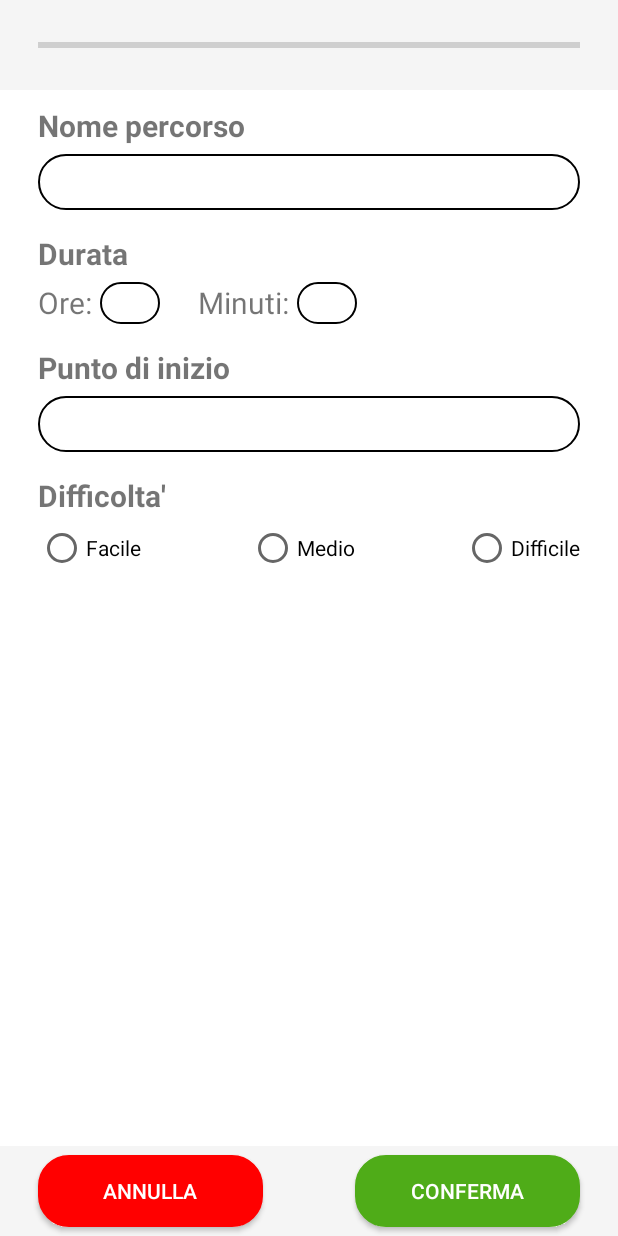
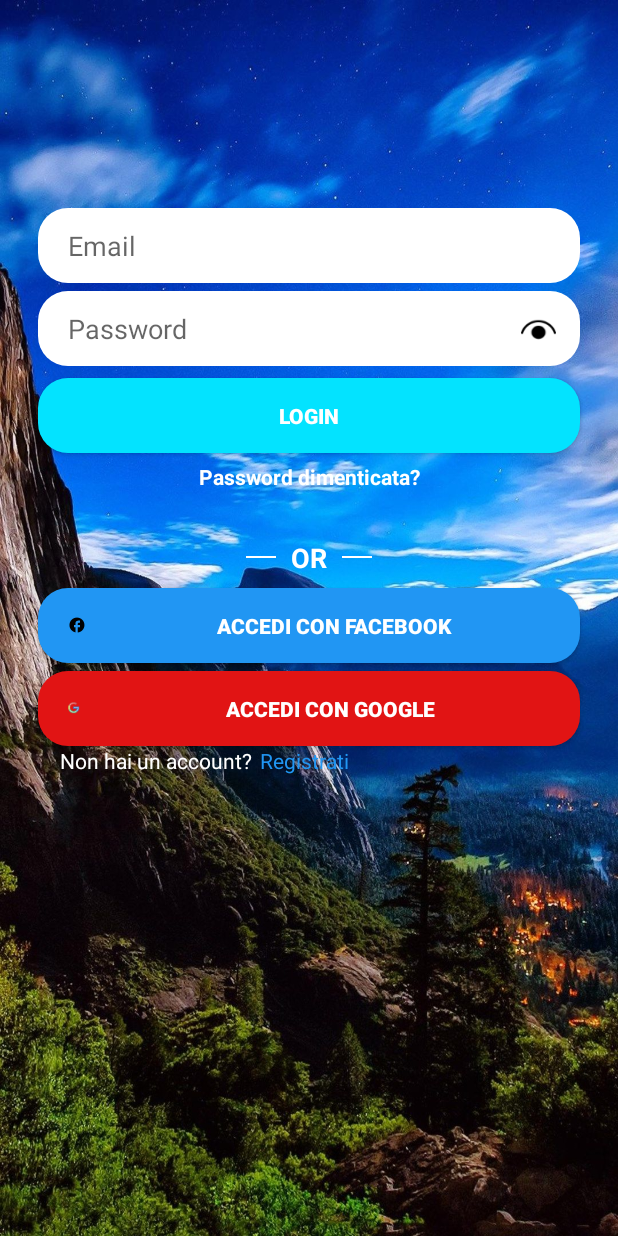
Before and after one commit to Franck024/INGSW_NaTour21, an Android app: the screen it shows after launch (MainActivity before the commit, ControllerLogin after it), on a phone screen of 412 x 824 dp. Run offline under Robolectric (Android 15) with nearby library versions, the phone set to English and light mode, and no system bars; libraries missing offline, so code that uses them is left out: com.amplifyframework, com.amplifyframework.auth, com.amplifyframework.rx; 2 statements that could not run were skipped.

Commit message:
Collegamento tra frame e aggiunta effetti grafici
-Collegati i frame login, registrazione e recupero password
- Creato ControllerLogin
-Creato ControllerRegistrazione
-Creato ControllerPasswordDimenticata
-Aggiunti effetti grafici all'apertura del frame registrazione e login
-Aggiunti effetti grafici sul click dei bottoni e text
-Controlli sulla registrazione

```diff
--- a/3_CodiceSorgente/IngSW_NaTour21/app/src/main/AndroidManifest.xml
+++ b/3_CodiceSorgente/IngSW_NaTour21/app/src/main/AndroidManifest.xml
@@ -40,6 +40,10 @@
             </intent-filter>
         </activity>
 
+        <activity android:name=".ControllerLogin" />
+        <activity android:name=".ControllerRegistrazione" />
+        <activity android:name=".ControllerRecovery" />
+
     </application>
 
 </manifest>
--- /dev/null
+++ b/3_CodiceSorgente/IngSW_NaTour21/app/src/main/java/com/example/natour21/ControllerLogin.java
@@ -0,0 +1,90 @@
+package com.example.natour21;
+
+import android.content.Intent;
+import android.os.Bundle;
+import android.text.method.HideReturnsTransformationMethod;
+import android.text.method.PasswordTransformationMethod;
+import android.view.animation.Animation;
+import android.view.animation.AnimationUtils;
+import android.widget.Button;
+import android.widget.EditText;
+import android.widget.TextView;
+import androidx.appcompat.app.AppCompatActivity;
+
+public class ControllerLogin extends AppCompatActivity {
+    private EditText email, password;
+    private TextView registrazione, pass_dim, txt_reg;
+    private Button login, fb, google, eye;
+    private Animation anim_btn = null, anim_txtview = null;
+    private int counter=0, r;
+
+    @Override
+    protected void onCreate(Bundle savedInstanceState) {
+        super.onCreate(savedInstanceState);
+        setContentView(R.layout.frame_login);
+
+        email = findViewById(R.id.editTextUsername);
+        password = findViewById(R.id.editTextPassword);
+        registrazione = findViewById(R.id.textViewSignUp);
+        pass_dim = findViewById(R.id.textViewPasswordRecovery);
+        login = findViewById(R.id.buttonLogin);
+        fb = findViewById(R.id.btnFbLogin);
+        google = findViewById(R.id.btnGoogleLogin);
+        eye = findViewById(R.id.eye);
+        txt_reg = findViewById(R.id.textViewRegister);
+
+        anim_btn = AnimationUtils.loadAnimation(getApplicationContext(),R.anim.anim_bottone);
+        anim_txtview = AnimationUtils.loadAnimation(getApplicationContext(),R.anim.anim_textview);
+
+        animazioni();
+
+        eye.setOnClickListener(v -> {
+            counter++;
+            r= counter %2;
+            if(r !=0 ){
+                password.setTransformationMethod(HideReturnsTransformationMethod.getInstance());
+                eye.getBackground().setAlpha(50);
+            }else{
+                password.setTransformationMethod(PasswordTransformationMethod.getInstance());
+                eye.getBackground().setAlpha(200);
+            }
+        });
+
+        //Click TextView
+        email.setOnClickListener(v -> email.startAnimation(anim_txtview));
+        password.setOnClickListener(v -> password.startAnimation(anim_txtview));
+
+        //Click EditView
+        registrazione.setOnClickListener(view -> startActivity(new Intent(ControllerLogin.this, ControllerRegistrazione.class)));
+        pass_dim.setOnClickListener(view -> startActivity(new Intent(ControllerLogin.this, ControllerRecovery.class)));
+
+        //Click bottoni
+        login.setOnClickListener(v -> login.startAnimation(anim_btn));
+        fb.setOnClickListener(v -> fb.startAnimation(anim_btn));
+        google.setOnClickListener(v -> google.startAnimation(anim_btn));
+
+    }
+
+    private void animazioni(){
+        email.setTranslationX(1000);
+        email.animate().translationX(0).setDuration(800).setStartDelay(400).start();
+        password.setTranslationX(1000);
+        password.animate().translationX(0).setDuration(800).setStartDelay(600).start();
+        login.setTranslationX(1000);
+        login.animate().translationX(0).setDuration(800).setStartDelay(800).start();
+        pass_dim.setTranslationX(1000);
+        pass_dim.animate().translationX(0).setDuration(800).setStartDelay(1000).start();
+        eye.setTranslationX(1000);
+        eye.animate().translationX(0).setDuration(1000).setStartDelay(600).start();
+        fb.setTranslationY(1000);
+        fb.animate().translationY(0).setDuration(800).setStartDelay(400).start();
+        google.setTranslationY(1000);
+        google.animate().translationY(0).setDuration(800).setStartDelay(600).start();
+        txt_reg.setTranslationY(1000);
+        txt_reg.animate().translationY(0).setDuration(800).setStartDelay(800).start();
+        registrazione.setTranslationY(1000);
+        registrazione.animate().translationY(0).setDuration(800).setStartDelay(1000).start();
+
+    }
+
+}
--- a/3_CodiceSorgente/IngSW_NaTour21/app/src/main/java/com/example/natour21/MainActivity.java
+++ b/3_CodiceSorgente/IngSW_NaTour21/app/src/main/java/com/example/natour21/MainActivity.java
@@ -2,6 +2,7 @@ package com.example.natour21;
 
 import androidx.appcompat.app.AppCompatActivity;
 
+import android.content.Intent;
 import android.os.Bundle;
 import android.util.Log;
 
@@ -14,7 +15,8 @@ public class MainActivity extends AppCompatActivity {
     @Override
     protected void onCreate(Bundle savedInstanceState) {
         super.onCreate(savedInstanceState);
-      //  setContentView(R.layout.frame_login);
+        Intent page1 = new Intent(MainActivity.this, ControllerLogin.class);
+        startActivity(page1);
 
         //Test fetching dell'auth session
         /*RxAmplify.Auth.fetchAuthSession()
@@ -37,9 +39,7 @@ public class MainActivity extends AppCompatActivity {
                 error -> Log.e("AmplifyQuickstart", error.toString())
         );;*/
 
-        /* TEST */
-        setContentView(R.layout.frame_inserzione_itinerario);
-        /* ------  */
+
 
     }
 }
--- /dev/null
+++ b/3_CodiceSorgente/IngSW_NaTour21/app/src/main/res/anim/anim_bottone.xml
@@ -0,0 +1,14 @@
+<?xml version="1.0" encoding="utf-8"?>
+<set xmlns:android="http://schemas.android.com/apk/res/android">
+
+    <scale
+        android:duration="150"
+        android:fromXScale="1"
+        android:fromYScale="1"
+        android:toXScale="98%"
+        android:toYScale="98%"
+        android:pivotX="50%"
+        android:pivotY="50%"
+
+        />
+</set>
--- /dev/null
+++ b/3_CodiceSorgente/IngSW_NaTour21/app/src/main/res/anim/anim_textview.xml
@@ -0,0 +1,14 @@
+<?xml version="1.0" encoding="utf-8"?>
+<set xmlns:android="http://schemas.android.com/apk/res/android">
+
+    <scale
+        android:duration="150"
+        android:fromXScale="1"
+        android:fromYScale="1"
+        android:toXScale="102%"
+        android:toYScale="98%"
+        android:pivotX="50%"
+        android:pivotY="50%"
+
+        />
+</set>
--- a/3_CodiceSorgente/IngSW_NaTour21/app/src/main/res/layout/frame_login.xml
+++ b/3_CodiceSorgente/IngSW_NaTour21/app/src/main/res/layout/frame_login.xml
@@ -164,7 +164,7 @@
             android:id="@+id/textViewRegister"
             android:layout_width="wrap_content"
             android:layout_height="wrap_content"
-            android:layout_marginLeft="120sp"
+            android:layout_marginLeft="40dp"
             android:text="Non hai un account?"
             android:textColor="@color/white"
             app:layout_constraintEnd_toStartOf="@+id/textViewSignUp"
--- a/3_CodiceSorgente/IngSW_NaTour21/app/src/main/res/layout/frame_registrazione.xml
+++ b/3_CodiceSorgente/IngSW_NaTour21/app/src/main/res/layout/frame_registrazione.xml
@@ -186,7 +186,7 @@ android:background="@mipmap/bckgr_reg">
     android:layout_marginRight="25dp"
     android:background="@drawable/vie_bg"
     android:backgroundTint="@color/green"
-    android:text="Confirm"
+    android:text="Conferma"
     android:textColor="#FFFFFF"
     android:textSize="18dp"
     app:layout_constraintEnd_toEndOf="parent"
```
Also changed, not shown: 3_CodiceSorgente/IngSW_NaTour21/app/src/main/java/com/example/natour21/ControllerRecovery.java (added, +12 -0 lines), 3_CodiceSorgente/IngSW_NaTour21/app/src/main/java/com/example/natour21/ControllerRegistrazione.java (added, +208 -0 lines).
